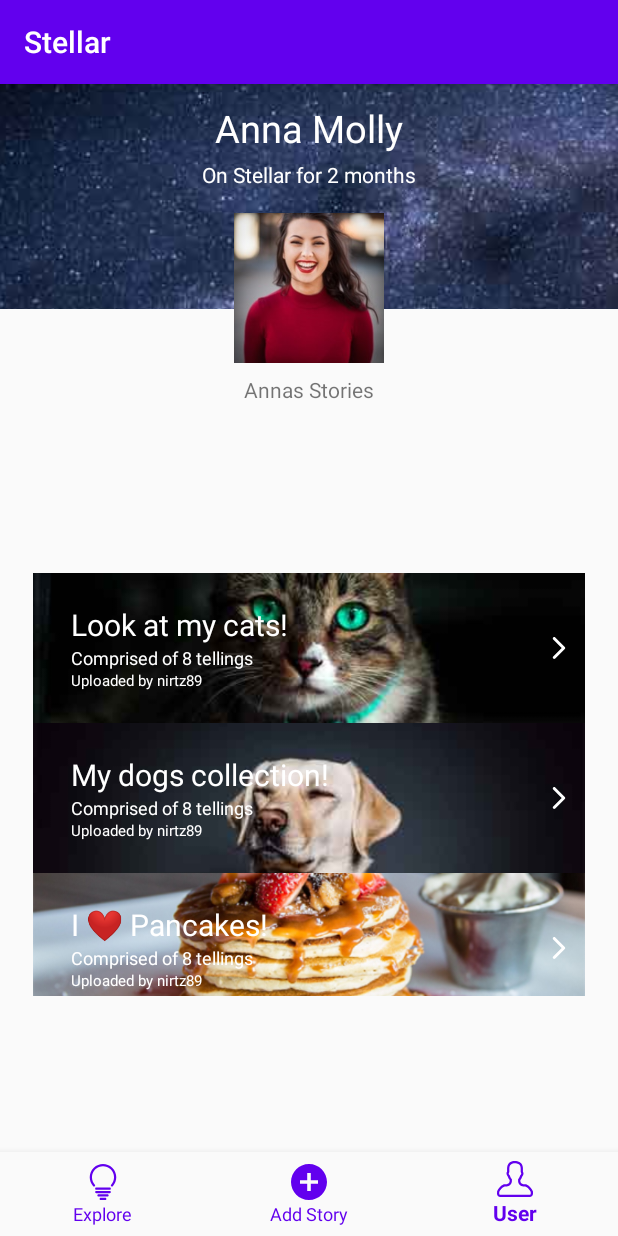
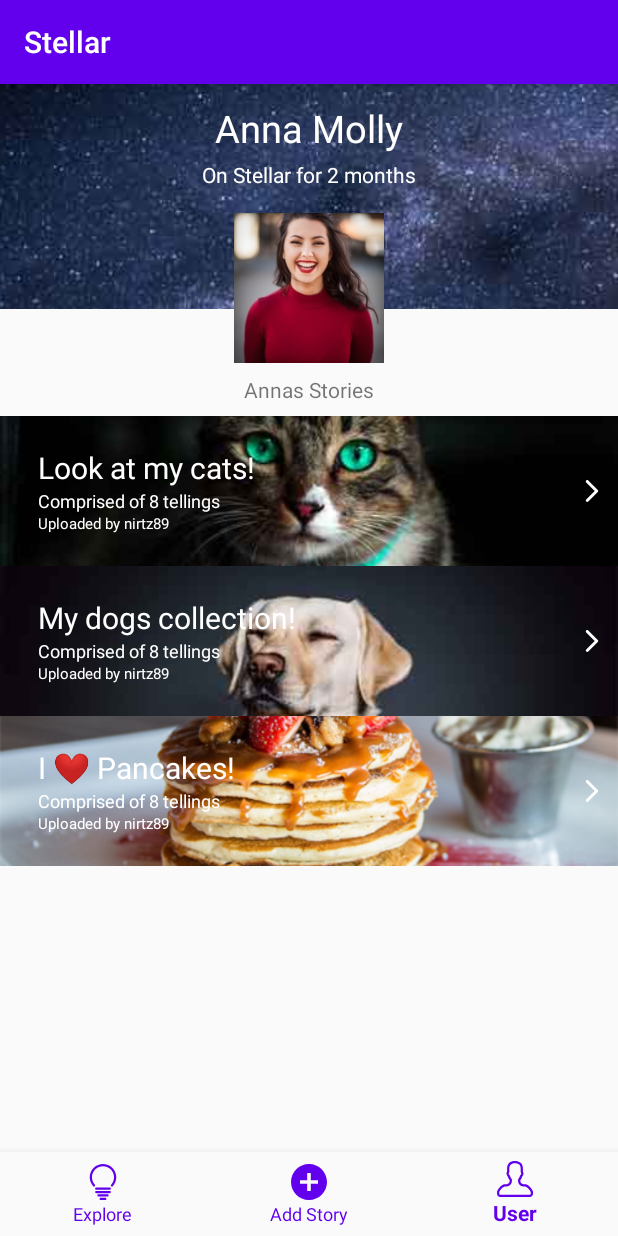
Before and after one commit to nirtz89/stellarApp, an Android app: the screen it shows after launch (MainActivity), item 3 of the bottom bar chosen, on a phone screen of 412 x 824 dp. Run offline under Robolectric (Android 15) with nearby library versions, the phone set to English and light mode, and no system bars.

Commit message:
User View

```diff
--- a/app/src/main/java/com/example/nir/stellarapp/MainActivity.java
+++ b/app/src/main/java/com/example/nir/stellarapp/MainActivity.java
@@ -28,7 +28,8 @@ public class MainActivity extends AppCompatActivity {
 //                    mTextMessage.setText(R.string.title_home);
                     return true;
                 case R.id.navigation_dashboard:
-                    viewPager.setCurrentItem(2);
+                    // TODO: Change activity to add
+//                    viewPager.setCurrentItem(2);
 //                    mTextMessage.setText(R.string.title_dashboard);
                     return true;
                 case R.id.navigation_notifications:
--- a/app/src/main/res/layout/user_fragment.xml
+++ b/app/src/main/res/layout/user_fragment.xml
@@ -72,8 +72,8 @@
 
     <android.support.v7.widget.RecyclerView
         android:id="@+id/recyclerView2"
-        android:layout_width="368dp"
-        android:layout_height="282dp"
+        android:layout_width="0dp"
+        android:layout_height="0dp"
         android:layout_marginTop="8dp"
         app:layout_constraintBottom_toBottomOf="parent"
         app:layout_constraintEnd_toEndOf="parent"
```
